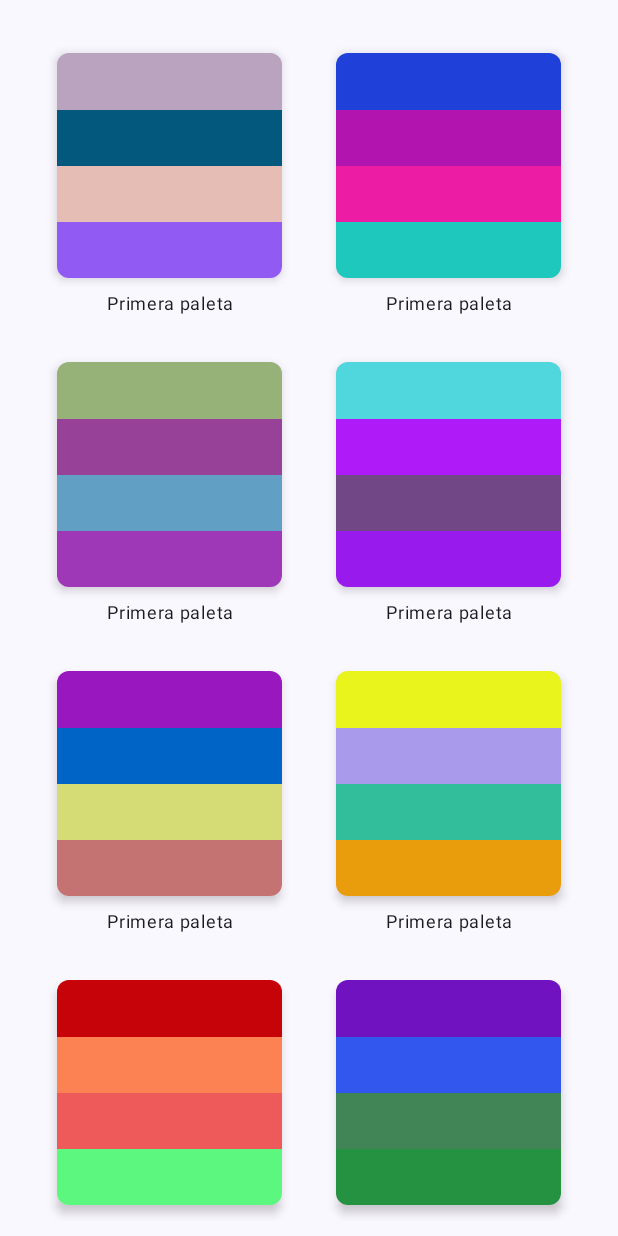
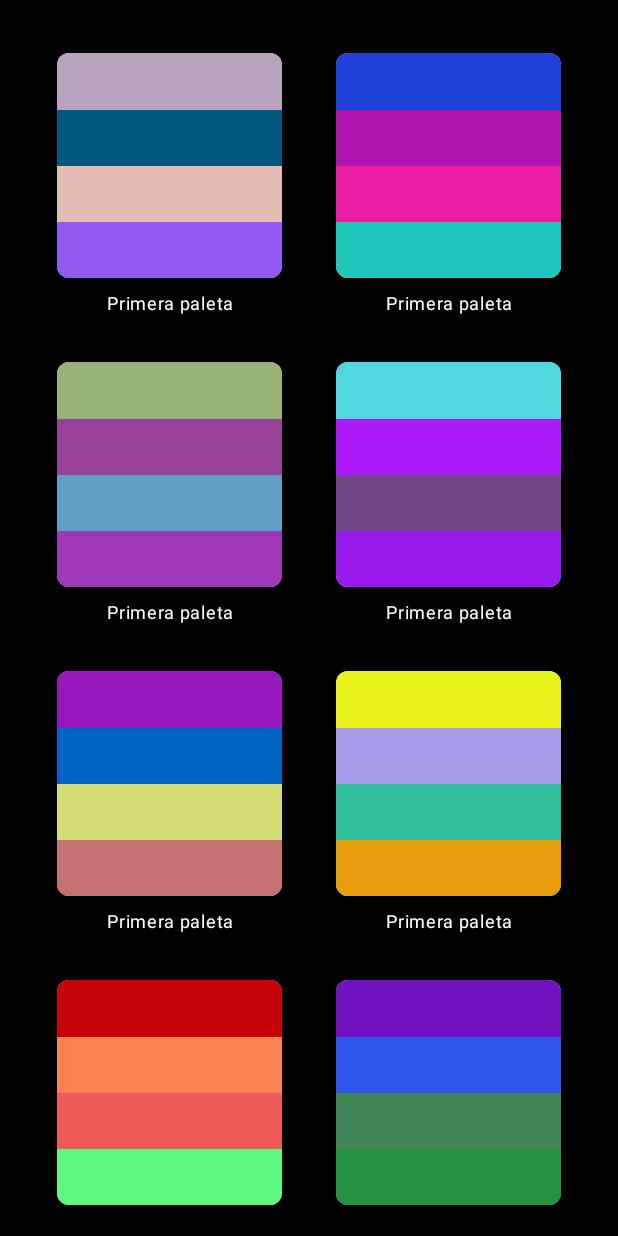
Before and after one commit to 0spol/ColorPlayground, an Android app built with Jetpack Compose: the screen it shows after launch (CardExample), on a phone screen of 412 x 824 dp. Run offline under Robolectric (Android 15) with nearby library versions, the phone set to English and light mode, and no system bars.

Commit message:
Background: Adicionei a cor preta no fundo

```diff
--- a/app/src/main/AndroidManifest.xml
+++ b/app/src/main/AndroidManifest.xml
@@ -16,9 +16,6 @@
             android:name="MainActivity"
             android:exported="false" />
         <activity
-            android:name=".testes.MainActivity2"
-            android:exported="false" />
-        <activity
             android:name=".testes.CardExample"
             android:exported="true"
             android:theme="@style/Theme.ColorPlayground">
--- a/app/src/main/java/com/ospol/colorplayground/testes/CardExample.kt
+++ b/app/src/main/java/com/ospol/colorplayground/testes/CardExample.kt
@@ -5,11 +5,13 @@ import androidx.activity.ComponentActivity
 import androidx.activity.compose.setContent
 import androidx.activity.enableEdgeToEdge
 import androidx.compose.foundation.background
+import androidx.compose.foundation.isSystemInDarkTheme
 import androidx.compose.foundation.layout.Arrangement
 import androidx.compose.foundation.layout.Box
 import androidx.compose.foundation.layout.Column
 import androidx.compose.foundation.layout.PaddingValues
 import androidx.compose.foundation.layout.Spacer
+import androidx.compose.foundation.layout.fillMaxSize
 import androidx.compose.foundation.layout.fillMaxWidth
 import androidx.compose.foundation.layout.height
 import androidx.compose.foundation.layout.padding
@@ -34,6 +36,7 @@ import androidx.compose.ui.tooling.preview.Preview
 import androidx.compose.ui.unit.dp
 import androidx.compose.ui.unit.sp
 import com.ospol.colorplayground.R
+import com.ospol.colorplayground.ui.theme.BackgroundDark
 import com.ospol.colorplayground.ui.theme.ColorPlaygroundTheme
 import com.ospol.colorplayground.ui.theme.PrimaryDark
 import com.ospol.colorplayground.ui.theme.PrimaryLight
@@ -48,8 +51,9 @@ override fun onCreate(savedInstanceState: Bundle?) {
     super.onCreate(savedInstanceState)
     enableEdgeToEdge()
     setContent {
-        ColorPlaygroundTheme {
-            Surface (color = MaterialTheme.colorScheme.background ){
+        ColorPlaygroundTheme (darkTheme = isSystemInDarkTheme(), dynamicColor = false){
+            Surface ( modifier = Modifier.fillMaxSize(),
+                color = MaterialTheme.colorScheme.background){
                 MyCardList()
             }
 
@@ -61,7 +65,7 @@ override fun onCreate(savedInstanceState: Bundle?) {
 @Composable
 fun MyCardList(){
     LazyColumn(
-        modifier = Modifier.padding(10.dp).padding(top = 20.dp),
+        modifier = Modifier.fillMaxSize().background(MaterialTheme.colorScheme.background).padding(10.dp).padding(top = 20.dp),
         verticalArrangement = Arrangement.spacedBy(16.dp)
     ) {
         items(7) {
@@ -105,7 +109,8 @@ fun MyCard2(){
                 .fillMaxWidth()
                 .padding(top = 5.dp).align(Alignment.CenterHorizontally),
             textAlign = TextAlign.Center,
-            fontSize = 12.sp
+            fontSize = 12.sp,
+            color = Color.White
         )
     }
 }
--- a/app/src/main/java/com/ospol/colorplayground/ui/theme/Theme.kt
+++ b/app/src/main/java/com/ospol/colorplayground/ui/theme/Theme.kt
@@ -9,13 +9,14 @@ import androidx.compose.material3.dynamicDarkColorScheme
 import androidx.compose.material3.dynamicLightColorScheme
 import androidx.compose.material3.lightColorScheme
 import androidx.compose.runtime.Composable
+import androidx.compose.ui.graphics.Color
 import androidx.compose.ui.platform.LocalContext
 
 private val LightColors = lightColorScheme(
     primary = PrimaryLight,
     secondary = SecondaryLight,
-    background = BackgroundLight,
-    surface = SurfaceLight,
+    background = Color.Black,
+    surface = Color.Black,
     onPrimary = OnPrimaryLight,
     onSecondary = OnSecondaryLight
 )
@@ -23,16 +24,16 @@ private val LightColors = lightColorScheme(
 private val DarkColors = darkColorScheme(
     primary = PrimaryDark,
     secondary = SecondaryDark,
-    background = BackgroundDark,
-    surface = SurfaceDark,
-    onPrimary = OnPrimaryDark,
+    background = Color.Black,
+    surface = Color.Black,
+    onPrimary = OnPrimaryDark
 
 )
 
 @Composable
 fun ColorPlaygroundTheme(
     darkTheme: Boolean = isSystemInDarkTheme(),
-    dynamicColor: Boolean = true,
+    dynamicColor: Boolean = false,
     content: @Composable () -> Unit
 ) {
     val colorScheme = when {
```
Also changed, not shown: app/src/main/java/com/ospol/colorplayground/testes/MainActivity2.kt (deleted, +0 -95 lines).
